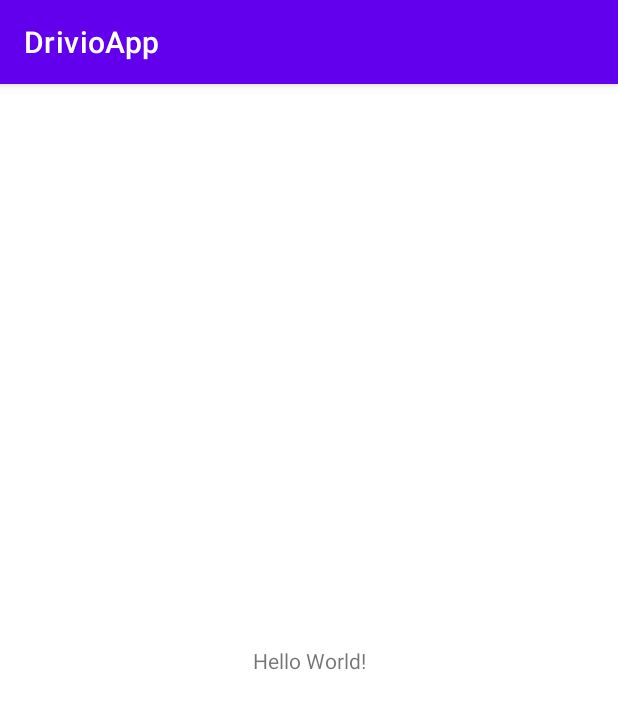
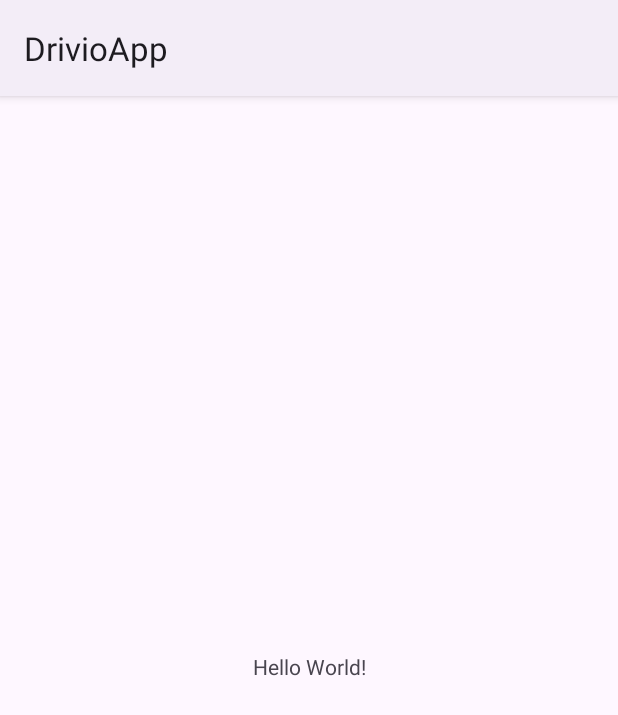
Before and after one commit to leonvsc/DrivioApp, an Android app: the screen it shows after launch (MainActivity), on a phone screen of 412 x 824 dp. Shown: the top 715 px of the screen. Run offline under Robolectric (Android 15) with nearby library versions, the phone set to English and light mode, and no system bars.

Commit message:
Feat: Added Material3

```diff
--- a/app/src/main/res/values-night/themes.xml
+++ b/app/src/main/res/values-night/themes.xml
@@ -1,6 +1,6 @@
 <resources xmlns:tools="http://schemas.android.com/tools">
     <!-- Base application theme. -->
-    <style name="Theme.DrivioApp" parent="Theme.MaterialComponents.DayNight.DarkActionBar">
+    <style name="Theme.DrivioApp" parent="Theme.Material3.DayNight">
         <!-- Primary brand color. -->
         <item name="colorPrimary">@color/purple_200</item>
         <item name="colorPrimaryVariant">@color/purple_700</item>
--- a/app/src/main/res/values/themes.xml
+++ b/app/src/main/res/values/themes.xml
@@ -1,6 +1,6 @@
 <resources xmlns:tools="http://schemas.android.com/tools">
     <!-- Base application theme. -->
-    <style name="Theme.DrivioApp" parent="Theme.MaterialComponents.DayNight.DarkActionBar">
+    <style name="Theme.DrivioApp" parent="Theme.Material3.DayNight">
         <!-- Primary brand color. -->
         <item name="colorPrimary">@color/purple_500</item>
         <item name="colorPrimaryVariant">@color/purple_700</item>
```
